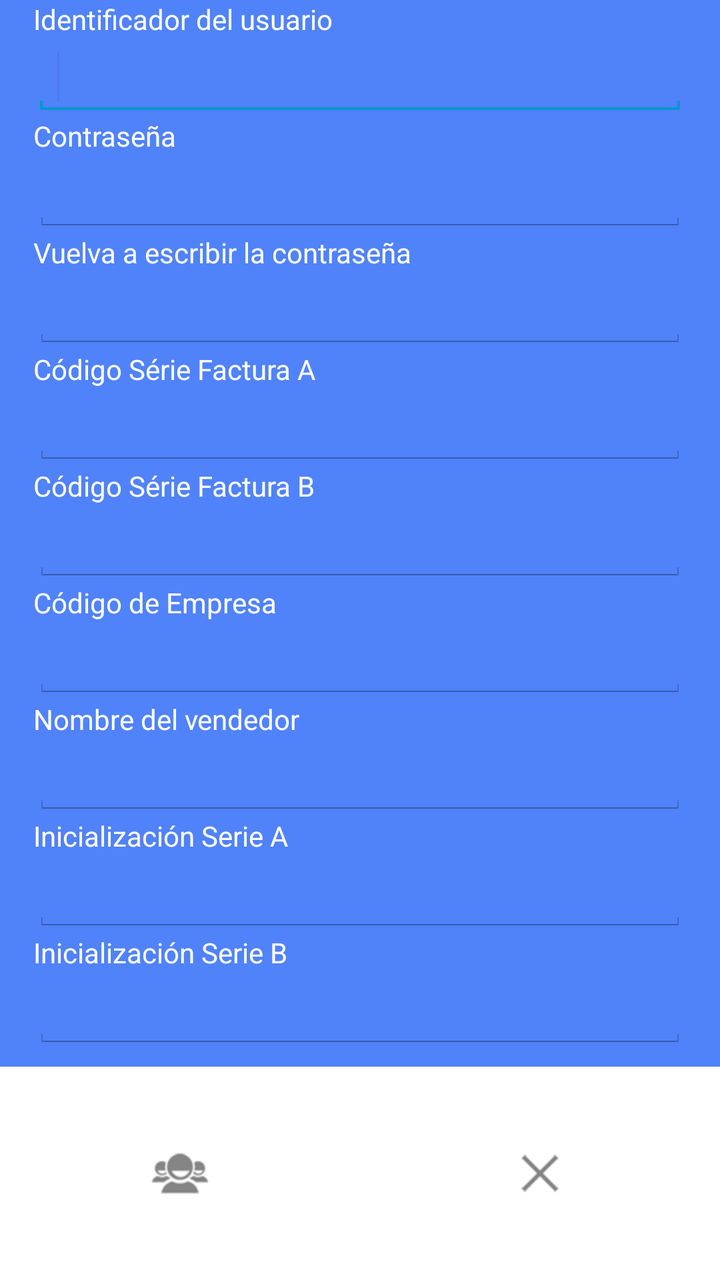
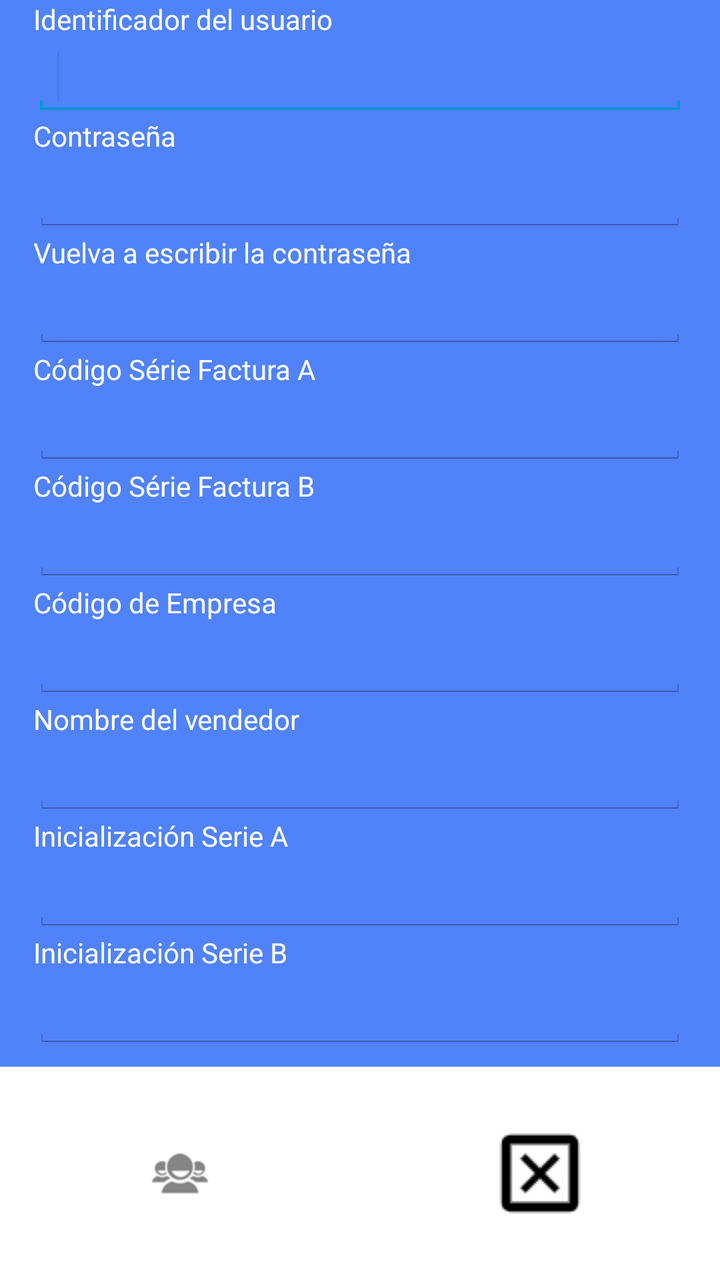

The first picture is an Android layout as it rendered before a commit; the second is the same layout after the commit. The layout source and the unified diff follow.
<!-- AndroidManifest.xml: application theme AppTheme -->
<!-- res/layout/activity_new_user.xml -->
<?xml version="1.0" encoding="utf-8"?>
<LinearLayout xmlns:android="http://schemas.android.com/apk/res/android"
    android:layout_width="fill_parent"
    android:layout_height="fill_parent"
    android:orientation="vertical"
    android:background="@color/Edicards" >

    <TextView
        android:id="@+id/lblUser"
        android:layout_width="wrap_content"
        android:layout_height="wrap_content"
        android:layout_marginLeft="50px"
        android:layout_marginRight="50px"
        android:textColor="#FFF"
        android:text="Identificador del usuario" />

    <EditText
        android:id="@+id/txtUser"
        android:layout_width="match_parent"
        android:layout_height="wrap_content"
        android:layout_marginLeft="50px"
        android:layout_marginRight="50px"
        android:ems="10" >

        <requestFocus />
    </EditText>

    <TextView
        android:id="@+id/lblPassword"
        android:layout_width="wrap_content"
        android:layout_height="wrap_content"
        android:layout_marginLeft="50px"
        android:layout_marginRight="50px"
        android:textColor="#FFF"
        android:text="Contraseña" />

    <EditText
        android:id="@+id/txtPassword"
        android:layout_width="match_parent"
        android:layout_height="wrap_content"
        android:layout_marginLeft="50px"
        android:layout_marginRight="50px"
        android:ems="10"
        android:inputType="textPassword" />

    <TextView
        android:id="@+id/lblPasswordRepeat"
        android:layout_width="wrap_content"
        android:layout_height="wrap_content"
        android:layout_marginLeft="50px"
        android:layout_marginRight="50px"
        android:textColor="#FFF"
        android:text="Vuelva a escribir la contraseña" />

    <EditText
        android:id="@+id/txtPasswordRepeat"
        android:layout_width="match_parent"
        android:layout_height="wrap_content"
        android:layout_marginLeft="50px"
        android:layout_marginRight="50px"
        android:ems="10"
        android:inputType="textPassword" />

    <TextView
        android:id="@+id/lblSerialInvoiceA"
        android:layout_width="wrap_content"
        android:layout_height="wrap_content"
        android:layout_marginLeft="50px"
        android:layout_marginRight="50px"
        android:textColor="#FFF"
        android:text="Código Série Factura A" />

    <EditText
        android:id="@+id/txtSerialInoviceA"
        android:layout_width="match_parent"
        android:layout_height="wrap_content"
        android:layout_marginLeft="50px"
        android:layout_marginRight="50px"
        android:ems="10" >
    </EditText>

    <TextView
        android:id="@+id/lblSerialInoviceB"
        android:layout_width="wrap_content"
        android:layout_height="wrap_content"
        android:layout_marginLeft="50px"
        android:layout_marginRight="50px"
        android:textColor="#FFF"
        android:text="Código Série Factura B" />

    <EditText
        android:id="@+id/txtSerialInoviceB"
        android:layout_width="match_parent"
        android:layout_height="wrap_content"
        android:layout_marginLeft="50px"
        android:layout_marginRight="50px"
        android:ems="10" >
    </EditText>

    <TextView
        android:id="@+id/lblCompany"
        android:layout_width="wrap_content"
        android:layout_height="wrap_content"
        android:layout_marginLeft="50px"
        android:layout_marginRight="50px"
        android:textColor="#FFF"
        android:text="Código de Empresa" />

    <EditText
        android:id="@+id/txtCompany"
        android:layout_width="match_parent"
        android:layout_height="wrap_content"
        android:layout_marginLeft="50px"
        android:layout_marginRight="50px"
        android:ems="10" >
    </EditText>

    <TextView
        android:id="@+id/lblName"
        android:layout_width="wrap_content"
        android:layout_height="wrap_content"
        android:layout_marginLeft="50px"
        android:layout_marginRight="50px"
        android:textColor="#FFF"
        android:text="Nombre del vendedor" />

    <EditText
        android:id="@+id/txtName"
        android:layout_width="match_parent"
        android:layout_height="wrap_content"
        android:layout_marginLeft="50px"
        android:layout_marginRight="50px"
        android:ems="10" >
    </EditText>

    <TextView
        android:id="@+id/lblSerieA"
        android:layout_width="wrap_content"
        android:layout_height="wrap_content"
        android:layout_marginLeft="50px"
        android:layout_marginRight="50px"
        android:textColor="#FFF"
        android:text="Inicialización Serie A" />

    <EditText
        android:id="@+id/txtSerieA"
        android:layout_width="match_parent"
        android:layout_height="wrap_content"
        android:layout_marginLeft="50px"
        android:layout_marginRight="50px"
        android:ems="10" >
    </EditText>

     <TextView
        android:id="@+id/lblSerieB"
        android:layout_width="wrap_content"
        android:layout_height="wrap_content"
        android:layout_marginLeft="50px"
        android:layout_marginRight="50px"
        android:textColor="#FFF"
        android:text="Inicialización Serie B" />

    <EditText
        android:id="@+id/txtSerieB"
        android:layout_width="match_parent"
        android:layout_height="wrap_content"
        android:layout_marginLeft="50px"
        android:layout_marginRight="50px"
        android:ems="10" >
    </EditText>

    <LinearLayout
        xmlns:android="http://schemas.android.com/apk/res/android"
        android:layout_width="fill_parent"
        android:layout_height="fill_parent"
        android:layout_gravity="right"
        android:layout_marginTop="25px"
        android:orientation="horizontal" >

        <ImageButton
            android:id="@+id/btnAccept"
            android:layout_width="0dip"
            android:layout_height="fill_parent"
            android:layout_weight=".50"
            android:background="#FFF"
            android:onClick="OnAcceptClick"
            android:src="@drawable/ic_users"
            android:text="Entrar"
            android:textColor="#FFF" />

        <ImageButton
            android:id="@+id/btnCancel"
            android:layout_width="0dip"
            android:layout_height="fill_parent"
            android:layout_weight=".50"
            android:background="#FFF"
            android:onClick="OnCancelClick"
            android:src="@drawable/ic_cancel"
            android:text="Salit"
            android:textColor="#FFF" />
    </LinearLayout>

</LinearLayout>
<!-- resources referenced by this layout -->
<resources>
  <color name="Edicards">#5082FA</color>
  <!-- drawable ic_cancel: png bitmap (drawable-hdpi, 1358 bytes) -->
  <!-- drawable ic_users: png bitmap (drawable-hdpi, 2042 bytes) -->
  <style name="AppTheme" parent="android:Theme.Light">
          <item name="android:fontFamily">sans-serif-light</item>
          <item name="android:textStyle">bold</item>
          <item name="android:textSize">28sp</item>
          <item name="android:text">serif-monospace</item>
      </style>
</resources>

<!-- the commit's change to res/layout/activity_new_user.xml (unified diff, before → after) -->
@@ -195,7 +195,7 @@
             android:layout_weight=".50"
             android:background="#FFF"
             android:onClick="OnCancelClick"
-            android:src="@drawable/ic_cancel"
+            android:src="@drawable/ic_close"
             android:text="Salit"
             android:textColor="#FFF" />
     </LinearLayout>
<!-- resource entries referenced after the edit -->
@@ -1,13 +1,20 @@
 <!-- resources referenced by this layout -->
 <resources>
   <color name="Edicards">#5082FA</color>
-  <!-- drawable ic_cancel: png bitmap (drawable-hdpi, 1358 bytes) -->
+  <!-- drawable ic_close: png bitmap (drawable, 579 bytes) -->
   <!-- drawable ic_users: png bitmap (drawable-hdpi, 2042 bytes) -->
   <style name="AppTheme" parent="android:Theme.Light">
           <item name="android:fontFamily">sans-serif-light</item>
           <item name="android:textStyle">bold</item>
           <item name="android:textSize">28sp</item>
           <item name="android:text">serif-monospace</item>
+          <item name="android:alertDialogTheme">@style/AlertDialogCustom</item>
+  
+      </style>
+  <style name="AlertDialogCustom" parent="android:Theme.Holo.Dialog">
+          <item name="android:textColor">#00FF00</item>
+          <item name="android:typeface">monospace</item>
+          <item name="android:textSize">48sp</item>
       </style>
 </resources>
 
